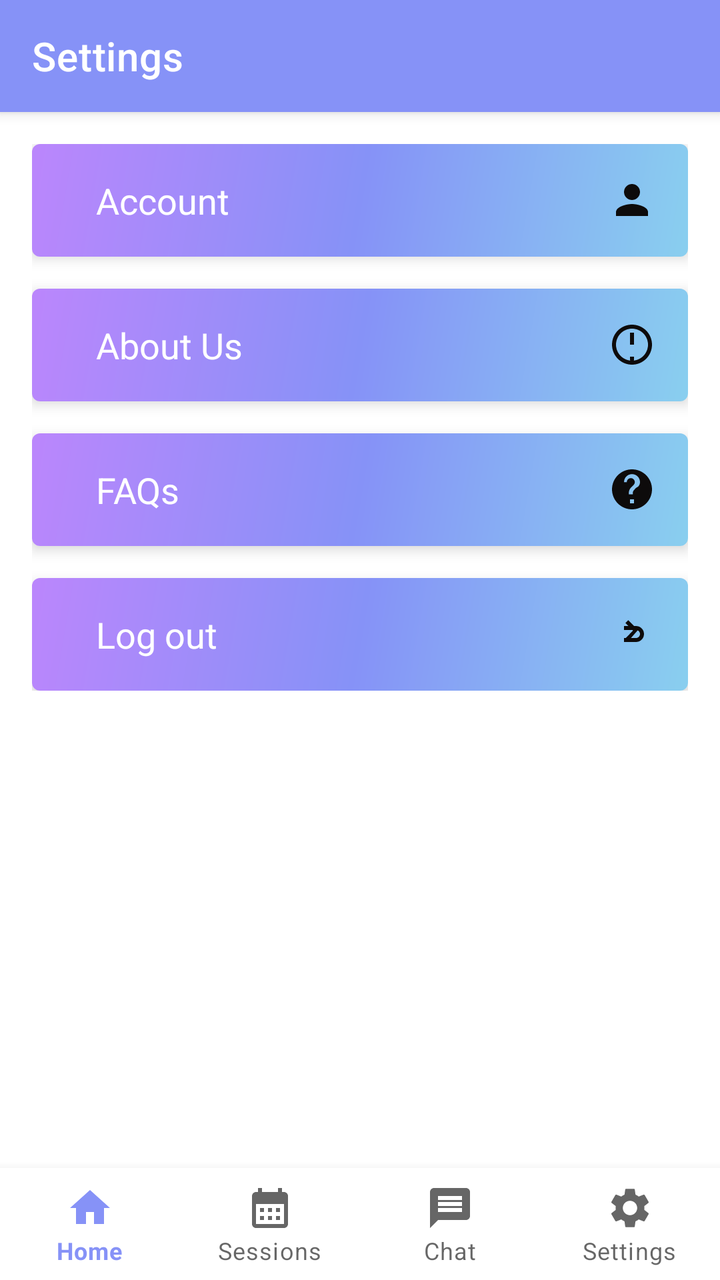
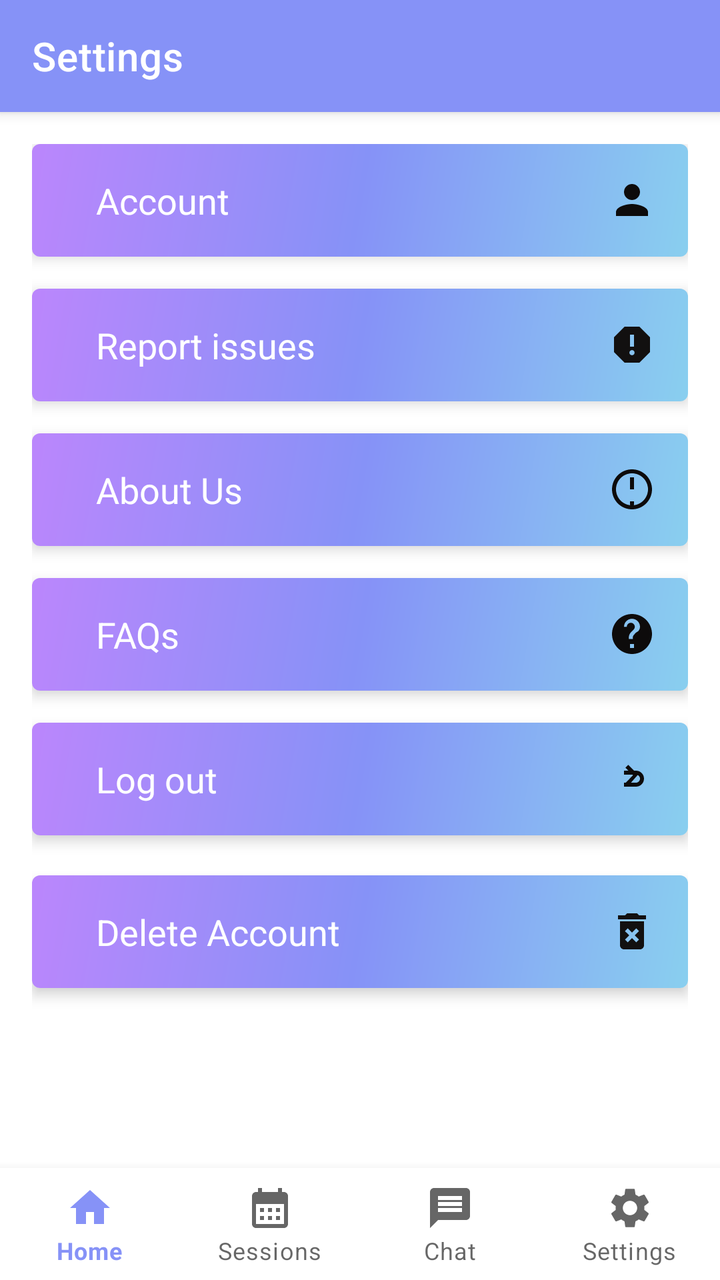

Two renders of the same Android screen: before a commit and after it. Below are the layout's source before the change and the commit's diff.
<!-- AndroidManifest.xml: application theme Theme.CC -->
<!-- res/layout/activity_student_settings.xml -->
<?xml version="1.0" encoding="utf-8"?>
<androidx.constraintlayout.widget.ConstraintLayout
    xmlns:android="http://schemas.android.com/apk/res/android"
    xmlns:app="http://schemas.android.com/apk/res-auto"
    xmlns:tools="http://schemas.android.com/tools"
    android:id="@+id/main"
    android:layout_width="match_parent"
    android:layout_height="match_parent"
    android:background="@android:color/system_on_tertiary_light"
    tools:context=".StudentSettings"
    tools:ignore="NewApi">

    <androidx.appcompat.widget.Toolbar
        android:id="@+id/topToolbar"
        android:layout_width="0dp"
        android:layout_height="?attr/actionBarSize"
        android:background="@color/lavender"
        android:elevation="4dp"
        android:theme="@style/ThemeOverlay.AppCompat.ActionBar"
        app:title="Settings"
        app:titleTextColor="@color/white"
        app:layout_constraintTop_toTopOf="parent"
        app:layout_constraintStart_toStartOf="parent"
        app:layout_constraintEnd_toEndOf="parent" />

    <ScrollView
        android:id="@+id/scrollView"
        android:layout_width="0dp"
        android:layout_height="0dp"
        app:layout_constraintTop_toBottomOf="@id/topToolbar"
        app:layout_constraintBottom_toTopOf="@id/bottomNavigationView"
        app:layout_constraintStart_toStartOf="parent"
        app:layout_constraintEnd_toEndOf="parent">

        <LinearLayout
            android:layout_width="match_parent"
            android:layout_height="wrap_content"
            android:orientation="vertical"
            android:padding="16dp">

            <com.google.android.material.card.MaterialCardView
                android:id="@+id/studentAccountCard"
                android:layout_width="match_parent"
                android:layout_height="wrap_content"
                android:layout_marginBottom="16dp"
                android:clickable="true"
                android:focusable="true"
                app:cardElevation="4dp">

                <LinearLayout
                    android:layout_width="match_parent"
                    android:layout_height="wrap_content"
                    android:orientation="horizontal"
                    android:padding="16dp"
                    android:background="@drawable/gradient"
                    android:gravity="center_vertical">

                    <TextView
                        android:layout_width="0dp"
                        android:layout_height="wrap_content"
                        android:layout_marginStart="16dp"
                        android:layout_weight="1"
                        android:textColor="@color/white"
                        android:text="Account"
                        android:textSize="18sp" />

                    <ImageView
                        android:layout_width="24dp"
                        android:layout_height="24dp"
                        android:contentDescription="@string/next"
                        android:src="@drawable/baseline_person_2" />
                </LinearLayout>
            </com.google.android.material.card.MaterialCardView>

            <com.google.android.material.card.MaterialCardView
                android:layout_width="match_parent"
                android:layout_height="wrap_content"
                android:layout_marginBottom="16dp"
                android:id="@+id/StudentAboutUs"
                android:clickable="true"
                android:focusable="true"
                app:cardElevation="4dp">

                <LinearLayout
                    android:layout_width="match_parent"
                    android:layout_height="wrap_content"
                    android:orientation="horizontal"
                    android:padding="16dp"
                    android:background="@drawable/gradient"
                    android:gravity="center_vertical">

                    <TextView
                        android:layout_width="0dp"
                        android:layout_height="wrap_content"
                        android:layout_marginStart="16dp"
                        android:layout_weight="1"
                        android:textColor="@color/white"
                        android:text="About Us"
                        android:textSize="18sp" />

                    <ImageView
                        android:layout_width="24dp"
                        android:layout_height="24dp"
                        android:src="@drawable/baseline_faqs_24"
                        android:contentDescription="@string/next" />
                </LinearLayout>
            </com.google.android.material.card.MaterialCardView>

            <com.google.android.material.card.MaterialCardView
                android:layout_width="match_parent"
                android:layout_height="wrap_content"
                android:layout_marginBottom="16dp"
                android:clickable="true"
                android:id="@+id/StudentFaqCard"
                android:focusable="true"
                app:cardElevation="4dp">

                <LinearLayout
                    android:layout_width="match_parent"
                    android:layout_height="wrap_content"
                    android:orientation="horizontal"
                    android:padding="16dp"
                    android:background="@drawable/gradient"
                    android:gravity="center_vertical">

                    <TextView
                        android:layout_width="0dp"
                        android:layout_height="wrap_content"
                        android:layout_marginStart="16dp"
                        android:layout_weight="1"
                        android:text="FAQs"
                        android:textColor="@color/white"
                        android:textSize="18sp" />

                    <ImageView
                        android:layout_width="24dp"
                        android:layout_height="24dp"
                        android:src="@drawable/baseline_aboutus_24"
                        android:contentDescription="@string/next" />
                </LinearLayout>
            </com.google.android.material.card.MaterialCardView>

            <com.google.android.material.card.MaterialCardView
                android:layout_width="match_parent"
                android:layout_height="wrap_content"
                android:clickable="true"
                android:id="@+id/studentLogoutCard"
                android:focusable="true"
                app:cardElevation="4dp">

                <LinearLayout
                    android:layout_width="match_parent"
                    android:layout_height="wrap_content"
                    android:orientation="horizontal"
                    android:padding="16dp"
                    android:background="@drawable/gradient"
                    android:gravity="center_vertical">

                    <TextView
                        android:layout_width="0dp"
                        android:layout_height="wrap_content"
                        android:layout_marginStart="16dp"
                        android:layout_weight="1"
                        android:textColor="@color/white"
                        android:text="Log out"
                        android:textSize="18sp" />

                    <ImageView
                        android:layout_width="24dp"
                        android:layout_height="24dp"
                        android:src="@drawable/baseline_logout_24"
                        android:contentDescription="@string/next" />
                </LinearLayout>
            </com.google.android.material.card.MaterialCardView>

        </LinearLayout>
    </ScrollView>

    <com.google.android.material.bottomnavigation.BottomNavigationView
        android:id="@+id/bottomNavigationView"
        android:layout_width="match_parent"
        android:layout_height="wrap_content"
        android:background="@color/white"
        app:labelVisibilityMode="labeled"
        app:layout_constraintBottom_toBottomOf="parent"
        app:layout_constraintStart_toStartOf="parent"
        app:layout_constraintEnd_toEndOf="parent"
        app:menu="@menu/bottom_menu" />

</androidx.constraintlayout.widget.ConstraintLayout>
<!-- resources referenced by this layout -->
<resources>
  <color name="lavender">#8692f7</color>
  <color name="white">#FFFFFFFF</color>
  <!-- drawable baseline_faqs_24 (drawable) -->
  <vector xmlns:android="http://schemas.android.com/apk/res/android"
      android:width="24dp"
      android:height="24dp"
      android:viewportWidth="24"
      android:viewportHeight="24"
      android:tint="#0D0B0B">
      <path
          android:fillColor="@color/white"
          android:pathData="M11 18h2v2h-2v-2zm1-16C6.48 2 2 6.48 2 12s4.48 10 10 10 10-4.48 10-10S17.52 2 12 2zm0 18c-4.41 0-8-3.59-8-8s3.59-8 8-8 8 3.59 8 8-3.59 8-8 8zm1-12h-2v4h2v-4zm0-2h-2v2h2V6z"/>
  </vector>
  <!-- drawable baseline_logout_24 (drawable) -->
  <vector xmlns:android="http://schemas.android.com/apk/res/android"
      android:width="24dp"
      android:height="24dp"
      android:viewportWidth="24"
      android:viewportHeight="24"
      android:tint="#0D0B0B">
      <path
          android:fillColor="@color/white"
          android:pathData="M10.09,15.59L8.67,14.17L12.5,10.33L8.67,6.5L10.09,5.09L15,10L10.09,15.59z M16,12c0,-1.11 -0.9,-2 -2,-2h-6v-2h6c2.21,0 4,1.79 4,4c0,2.21 -1.79,4 -4,4h-6v-2h6c1.1,0 2,-0.89 2,-2z"/>
  </vector>
  <!-- drawable baseline_person_2 (drawable) -->
  <vector xmlns:android="http://schemas.android.com/apk/res/android" android:height="24dp" android:tint="#0D0B0B" android:viewportHeight="24" android:viewportWidth="24" android:width="24dp">
        
      <path android:fillColor="@color/white" android:pathData="M12,12c2.21,0 4,-1.79 4,-4s-1.79,-4 -4,-4 -4,1.79 -4,4 1.79,4 4,4zM12,14c-2.67,0 -8,1.34 -8,4v2h16v-2c0,-2.66 -5.33,-4 -8,-4z"/>
      
  </vector>
  <!-- drawable gradient (drawable) -->
  <?xml version="1.0" encoding="utf-8"?>
  <shape xmlns:android="http://schemas.android.com/apk/res/android">
  
      <gradient android:startColor="@color/purple_200"
          android:centerColor="@color/lavender"
          android:endColor="@color/blue"
          android:angle="315"/>
  
  </shape>
  <string name="next">Next</string>
  <style name="Theme.CC" parent="Base.Theme.CC" />
  <color name="purple_200">#FFBB86FC</color>
  <color name="blue">#89CFEF</color>
  <style name="Base.Theme.CC" parent="Theme.MaterialComponents.DayNight.NoActionBar">
          
          <item name="colorPrimary">@color/lavender</item>
          <item name="colorPrimaryVariant">@color/lavender</item>
          <item name="colorOnPrimary">@color/white</item>
          
          <item name="colorSecondary">@color/teal_200</item>
          <item name="colorSecondaryVariant">@color/teal_700</item>
          <item name="colorOnSecondary">@color/black</item>
          
          <item name="android:statusBarColor">?attr/colorPrimaryVariant</item>
          
          
      </style>
  <color name="teal_200">#FF03DAC5</color>
  <color name="teal_700">#FF018786</color>
  <color name="black">#FF000000</color>
  <!-- unchanged entries left out for length: 1 -->
</resources>

<!-- the commit's change to res/layout/activity_student_settings.xml (unified diff, before → after) -->
@@ -76,6 +76,40 @@
                 android:layout_width="match_parent"
                 android:layout_height="wrap_content"
                 android:layout_marginBottom="16dp"
+                android:id="@+id/reportCard"
+                android:clickable="true"
+                android:focusable="true"
+                app:cardElevation="4dp">
+
+                <LinearLayout
+                    android:layout_width="match_parent"
+                    android:layout_height="wrap_content"
+                    android:orientation="horizontal"
+                    android:background="@drawable/gradient"
+                    android:padding="16dp"
+                    android:gravity="center_vertical">
+
+                    <TextView
+                        android:layout_width="0dp"
+                        android:layout_height="wrap_content"
+                        android:layout_marginStart="16dp"
+                        android:layout_weight="1"
+                        android:textColor="@color/white"
+                        android:text="Report issues"
+                        android:textSize="18sp" />
+
+                    <ImageView
+                        android:layout_width="24dp"
+                        android:layout_height="24dp"
+                        android:src="@drawable/report"
+                        android:contentDescription="@string/next" />
+                </LinearLayout>
+            </com.google.android.material.card.MaterialCardView>
+
+            <com.google.android.material.card.MaterialCardView
+                android:layout_width="match_parent"
+                android:layout_height="wrap_content"
+                android:layout_marginBottom="16dp"
                 android:id="@+id/StudentAboutUs"
                 android:clickable="true"
                 android:focusable="true"
@@ -172,6 +206,46 @@
                         android:contentDescription="@string/next" />
                 </LinearLayout>
             </com.google.android.material.card.MaterialCardView>
+
+            <View
+                android:layout_width="20dp"
+                android:layout_height="20dp"/>
+
+            <com.google.android.material.card.MaterialCardView
+                android:layout_width="match_parent"
+                android:layout_height="wrap_content"
+                android:layout_marginBottom="16dp"
+                android:clickable="true"
+                android:id="@+id/DeleteCard"
+                android:focusable="true"
+                app:cardElevation="4dp">
+
+                <LinearLayout
+                    android:layout_width="match_parent"
+                    android:layout_height="wrap_content"
+                    android:orientation="horizontal"
+                    android:padding="16dp"
+                    android:background="@drawable/gradient"
+                    android:gravity="center_vertical">
+
+                    <TextView
+                        android:layout_width="0dp"
+                        android:layout_height="wrap_content"
+                        android:layout_marginStart="16dp"
+                        android:layout_weight="1"
+                        android:text="Delete Account"
+                        android:textColor="@color/white"
+                        android:textSize="18sp" />
+
+                    <ImageView
+                        android:layout_width="24dp"
+                        android:layout_height="24dp"
+                        android:src="@drawable/ic_delete"
+                        android:contentDescription="@string/next" />
+                </LinearLayout>
+            </com.google.android.material.card.MaterialCardView>
+
+
 
         </LinearLayout>
     </ScrollView>
<!-- resource entries referenced after the edit -->
@@ -40,6 +40,18 @@
           android:angle="315"/>
   
   </shape>
+  <!-- drawable ic_delete (drawable) -->
+  <vector xmlns:android="http://schemas.android.com/apk/res/android" android:height="24dp" android:tint="#121010" android:viewportHeight="24" android:viewportWidth="24" android:width="24dp">
+        
+      <path android:fillColor="@android:color/white" android:pathData="M6,19c0,1.1 0.9,2 2,2h8c1.1,0 2,-0.9 2,-2L18,7L6,7v12zM8.46,11.88l1.41,-1.41L12,12.59l2.12,-2.12 1.41,1.41L13.41,14l2.12,2.12 -1.41,1.41L12,15.41l-2.12,2.12 -1.41,-1.41L10.59,14l-2.13,-2.12zM15.5,4l-1,-1h-5l-1,1L5,4v2h14L19,4z"/>
+      
+  </vector>
+  <!-- drawable report (drawable) -->
+  <vector xmlns:android="http://schemas.android.com/apk/res/android" android:height="24dp" android:tint="#121010" android:viewportHeight="24" android:viewportWidth="24" android:width="24dp">
+        
+      <path android:fillColor="@android:color/white" android:pathData="M15.73,3L8.27,3L3,8.27v7.46L8.27,21h7.46L21,15.73L21,8.27L15.73,3zM12,17.3c-0.72,0 -1.3,-0.58 -1.3,-1.3 0,-0.72 0.58,-1.3 1.3,-1.3 0.72,0 1.3,0.58 1.3,1.3 0,0.72 -0.58,1.3 -1.3,1.3zM13,13h-2L11,7h2v6z"/>
+      
+  </vector>
   <string name="next">Next</string>
   <style name="Theme.CC" parent="Base.Theme.CC" />
   <color name="purple_200">#FFBB86FC</color>
